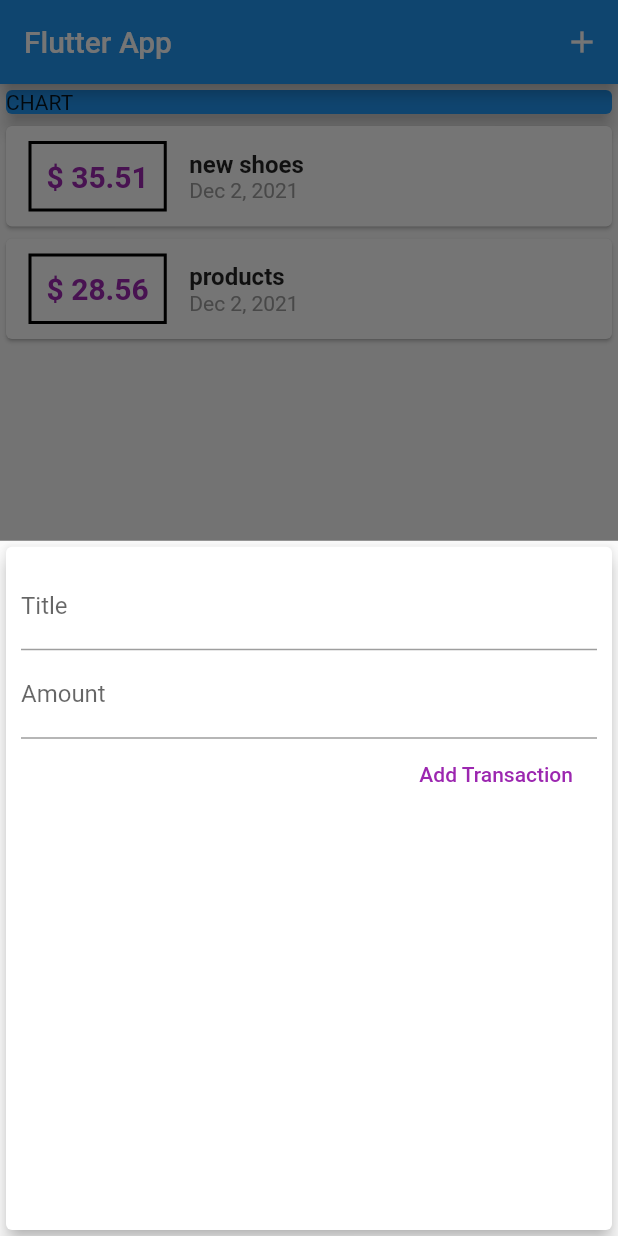
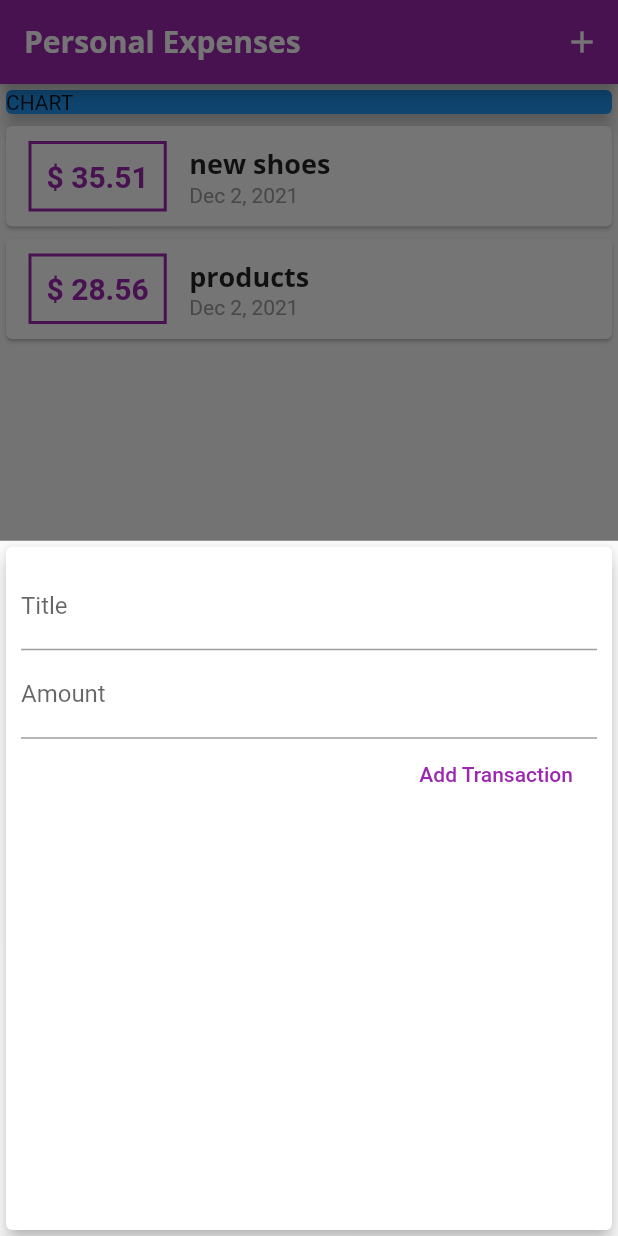
Before and after one commit to Wolfram-180/Flutter_expense_planner, a Flutter app: the screen it shows after launch, after a tap on the "add" icon, on a phone screen of 412 x 824 dp. Run offline on Flutter 3.47's test engine with Material 2 defaults, Android fonts, the phone set to English and light mode, and no system bars.

Commit message:
added theming

```diff
--- a/lib/main.dart
+++ b/lib/main.dart
@@ -6,11 +6,32 @@
 
 void main() => runApp(MyApp());
 
+String AppTitle = 'Personal Expenses';
+
 class MyApp extends StatelessWidget {
   @override
   Widget build(BuildContext context) {
     return MaterialApp(
-      title: 'Flutter App',
+      title: AppTitle,
+      theme: ThemeData(
+        primarySwatch: Colors.purple,
+        accentColor: Colors.amber,
+        fontFamily: 'Quicksand',
+        textTheme: ThemeData.light().textTheme.copyWith(
+                headline6: TextStyle(
+              fontFamily: 'OpenSans',
+              fontSize: 18,
+              fontWeight: FontWeight.bold,
+            )),
+        appBarTheme: AppBarTheme(
+          textTheme: ThemeData.light().textTheme.copyWith(
+                  headline6: TextStyle(
+                fontFamily: 'OpenSans',
+                fontSize: 20,
+                fontWeight: FontWeight.bold,
+              )),
+        ),
+      ),
       home: MyHomePage(),
     );
   }
@@ -54,7 +75,11 @@
     showModalBottomSheet(
       context: ctx,
       builder: (_) {
-        return NewTransaction(_addNewTransaction);
+        return GestureDetector(
+          onTap: () {},
+          child: NewTransaction(_addNewTransaction),
+          behavior: HitTestBehavior.opaque,
+        );
       },
     );
   }
@@ -63,7 +88,9 @@
   Widget build(BuildContext context) {
     return Scaffold(
       appBar: AppBar(
-        title: Text('Flutter App'),
+        title: Text(
+          AppTitle,
+        ),
         actions: <Widget>[
           IconButton(
               onPressed: () => _startAddNewTransaction(context),
--- a/lib/widgets/new_transaction.dart
+++ b/lib/widgets/new_transaction.dart
@@ -1,8 +1,16 @@
 import 'package:flutter/material.dart';
 
-class NewTransaction extends StatelessWidget {
+class NewTransaction extends StatefulWidget {
   late final Function addTx;
+  @override
+  State<NewTransaction> createState() => _NewTransactionState();
+
+  NewTransaction(this.addTx);
+}
+
+class _NewTransactionState extends State<NewTransaction> {
   final titleController = TextEditingController();
+
   final amountController = TextEditingController();
 
   void submitData() {
@@ -13,10 +21,12 @@
       return;
     }
 
-    addTx(
+    widget.addTx(
       enteredTitle,
       enteredAmount,
     );
+
+    Navigator.of(context).pop();
   }
 
   @override
@@ -49,6 +59,4 @@
       ),
     );
   }
-
-  NewTransaction(this.addTx);
 }
--- a/lib/widgets/transaction_list.dart
+++ b/lib/widgets/transaction_list.dart
@@ -19,7 +19,7 @@
                 margin: EdgeInsets.symmetric(vertical: 10, horizontal: 15),
                 decoration: BoxDecoration(
                   border: Border.all(
-                    color: Colors.black,
+                    color: Theme.of(context).primaryColor,
                     width: 2,
                   ),
                 ),
@@ -29,7 +29,7 @@
                   style: TextStyle(
                     fontWeight: FontWeight.bold,
                     fontSize: 20,
-                    color: Colors.purple,
+                    color: Theme.of(context).primaryColor,
                   ),
                 ),
               ),
@@ -38,10 +38,7 @@
                 children: <Widget>[
                   Text(
                     transactions[index].title,
-                    style: TextStyle(
-                      fontWeight: FontWeight.bold,
-                      fontSize: 16,
-                    ),
+                    style: Theme.of(context).textTheme.headline6,
                   ),
                   Text(
                     DateFormat.yMMMd().format(transactions[index].date),
```
Also changed, not shown: pubspec.yaml (+15 -5 lines), assets/fonts/OpenSans-Bold.ttf (added), assets/fonts/OpenSans-Regular.ttf (added), assets/fonts/Quicksand-Bold.ttf (added), assets/fonts/Quicksand-Light.ttf (added), assets/fonts/Quicksand-Medium.ttf (added), assets/fonts/Quicksand-Regular.ttf (added).
